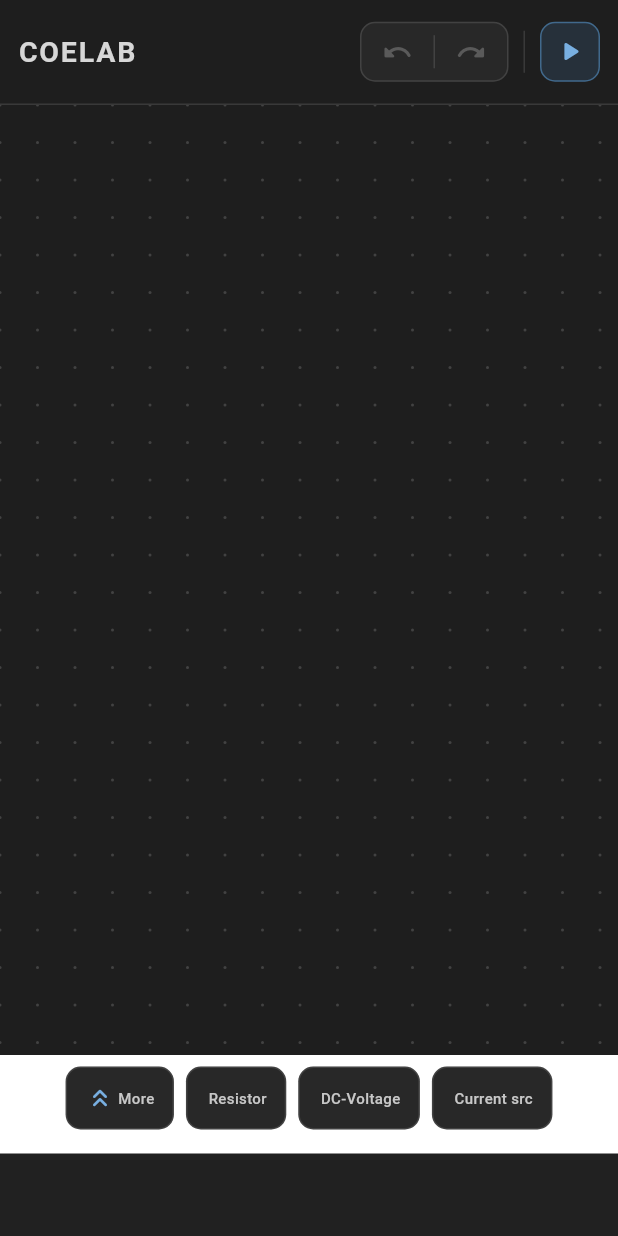
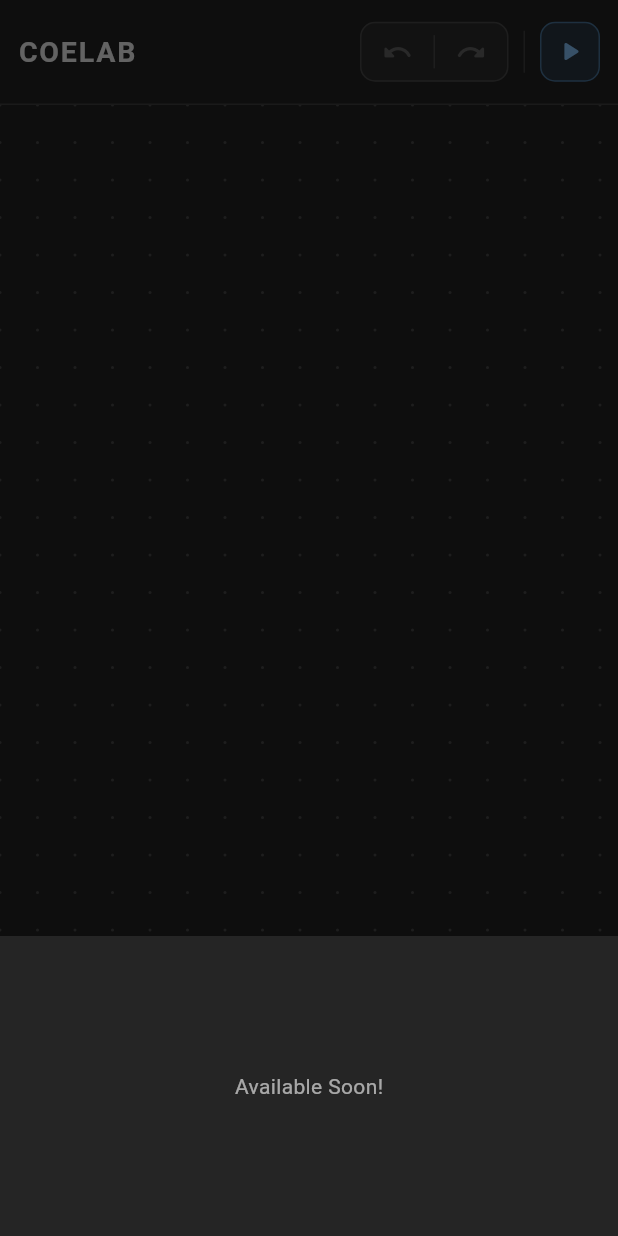
Before and after one commit to elwienne123/coelab, a Flutter app: the screen it shows after launch, after a tap on "More", on a phone screen of 412 x 824 dp. Run offline on Flutter 3.47's test engine with Material 3 defaults, Android fonts, the phone set to English and light mode, and no system bars; drawn by our look-alikes of google_mobile_ads.

Commit message:
Refactor component buttons in Home widget and update background color in main.dart; enhance Run class with equation handling and debugging outputs

```diff
--- a/lib/home.dart
+++ b/lib/home.dart
@@ -1833,19 +1833,33 @@ if (object.type == 3) {
           ),
         ),
 
-        // ==============================================================
-        // COMPONENT BUTTONS
-        // ==============================================================
-        SingleChildScrollView(
+        Container(
+          color: const Color(0xFF252525),
+          width: screenWidth,
+          child: SingleChildScrollView(
             scrollDirection: Axis.horizontal,
             padding: const EdgeInsets.symmetric(horizontal: 12, vertical: 8),
-
             child: Row(
               children: [
                  _buildComponentButton(
                   label: 'More',
                   onPressed: () {
-
+                      showModalBottomSheet(context: context, builder: (BuildContext conetext){
+                        return  Container(
+                height: 200,
+                color: const Color(0xFF252525),
+                child: Center(
+                  child: Column(
+                    mainAxisAlignment: .center,
+                    mainAxisSize: .min,
+                    children: <Widget>[
+                      const Text('Available Soon!', style: TextStyle(color: Colors.white60),),
+
+                    ],
+                  ),
+                ),
+              );
+                      });
                   },
                 ),
 
@@ -1886,13 +1900,16 @@ if (object.type == 3) {
               ],
             ),
           ),
+        ),
         SizedBox(height: 8,),
-        Container(
+       /**
+        *  Container(
                 height: 55,
                 width: double.maxFinite,
                 color: Colors.grey.shade900,
                 child: const Banneradwidget(),
               )
+        */
       ],
     );
   }
--- a/lib/main.dart
+++ b/lib/main.dart
@@ -62,7 +62,7 @@ class _MyHomePageState extends State<MyHomePage> {
     // fast, so that you can just rebuild anything that needs updating rather
     // than having to individually change instances of widgets.
     return Scaffold(
-      backgroundColor: Colors.white12,
+      backgroundColor: Colors.grey.shade900,
       body: SafeArea(child: Home()),
 
     );
```
Also changed, not shown: lib/run.dart (+65 -11 lines). Lines whose indentation alone changed are shown as unchanged.
